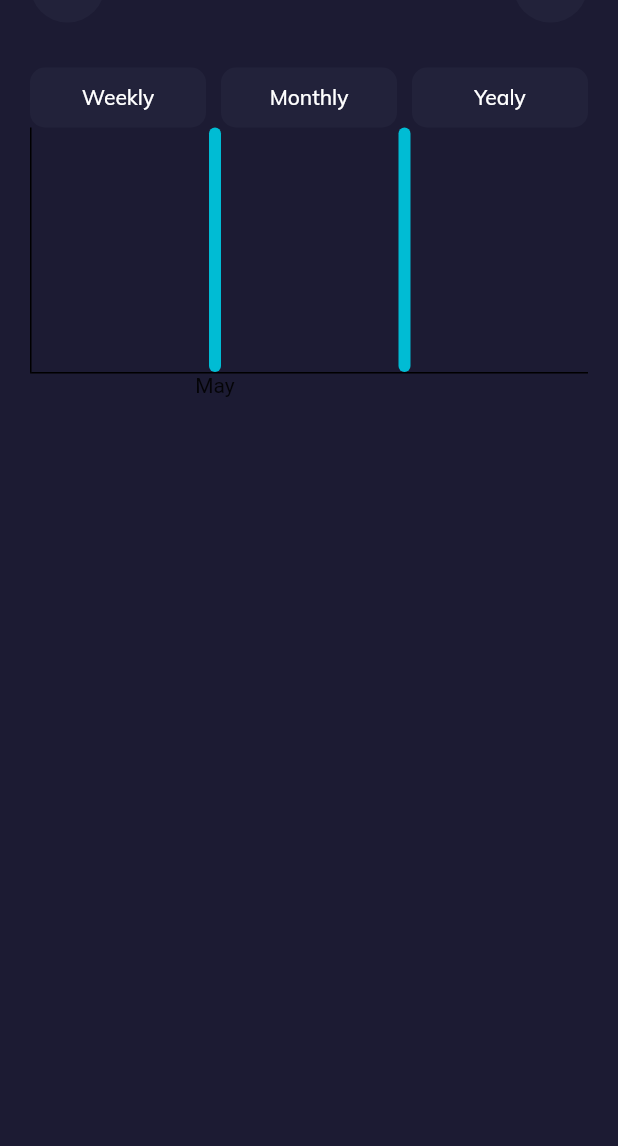
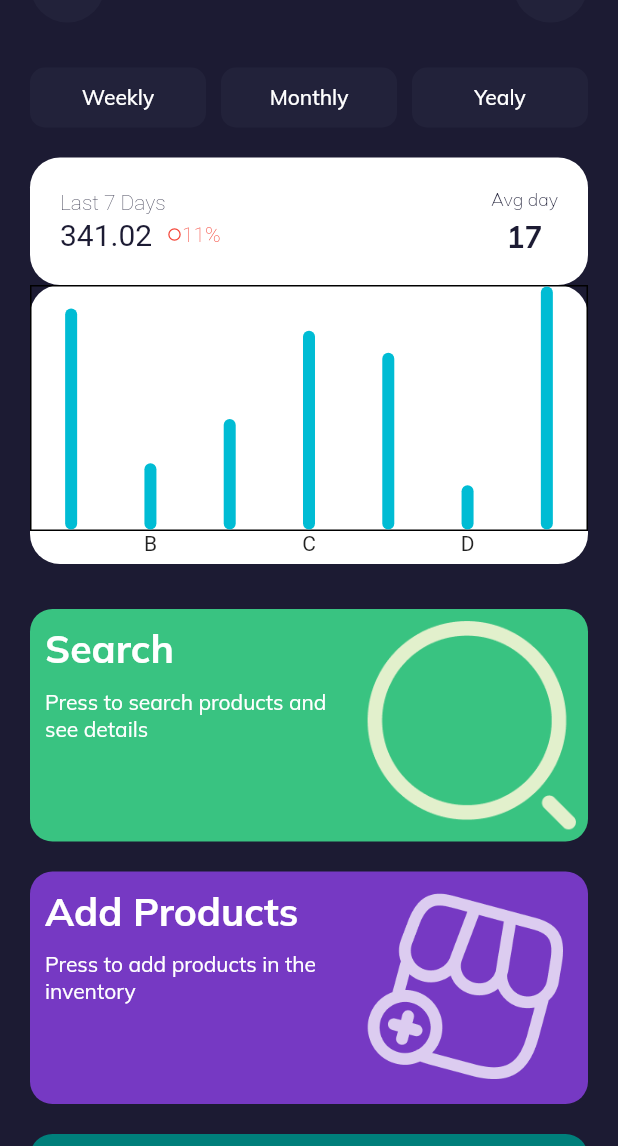
Before and after one commit to raduansm/JKmart, a Flutter app: the HomeScreen screen opened directly, on a phone screen of 412 x 824 dp, the part 90-1236 px from its top. Run offline on Flutter 3.47's test engine with Material 2 defaults, Android fonts, the phone set to English and light mode, and no system bars; drawn by our look-alikes of fl_chart, getwidget; our stand-ins replace chopper, equatable, font_awesome_flutter, get, get_it, google_fonts and 3 more; accounts and stored records are empty; generated files the repository leaves out were written again; project files that could hold a hidden picture were left out.

Commit message:
graph and upper

```diff
--- a/lib/controllers/home_controller.dart
+++ b/lib/controllers/home_controller.dart
@@ -6,7 +6,15 @@ import 'package:jkmart/screens/home/widgets/pricepoint.dart';
 class HomeController extends GetxController {
   final scaffoldKey = GlobalKey<ScaffoldState>();
 
-  List<PricePoint> points = [PricePoint(x: 4, y: 10), PricePoint(x: 5, y: 10)];
+  List<PricePoint> points = [
+    PricePoint(x: 1, y: 10),
+    PricePoint(x: 2, y: 3),
+    PricePoint(x: 3, y: 5),
+    PricePoint(x: 4, y: 9),
+    PricePoint(x: 5, y: 8),
+    PricePoint(x: 6, y: 2),
+    PricePoint(x: 7, y: 11),
+  ];
 
   List<BarChartGroupData> chartGroups() {
     return points
@@ -20,23 +28,47 @@ class HomeController extends GetxController {
         getTitlesWidget: (value, meta) {
           String text = '';
           switch (value.toInt()) {
+            // case 0:
+            //   text = 'Saturday';
+            //   break;
+            // case 2:
+            //   text = 'Sunday';
+            //   break;
+            // case 4:
+            //   text = 'Monday';
+            //   break;
+            // case 6:
+            //   text = 'Tuesday';
+            //   break;
+            // case 8:
+            //   text = 'Wednesday';
+            //   break;
+            // case 10:
+            //   text = 'Thursday';
+            //   break;
+            // case 11:
+            //   text = 'Friday';
+            //   break;
             case 0:
-              text = 'Saturday';
+              text = 'A';
               break;
             case 2:
-              text = 'Mar';
+              text = 'B';
               break;
             case 4:
-              text = 'May';
+              text = 'C';
               break;
             case 6:
-              text = 'Jul';
+              text = 'D';
               break;
             case 8:
-              text = 'Sep';
+              text = 'E';
               break;
             case 10:
-              text = 'Nov';
+              text = 'F';
+              break;
+            case 11:
+              text = 'G';
               break;
           }
 
--- a/lib/screens/auth/sign_in_screen.dart
+++ b/lib/screens/auth/sign_in_screen.dart
@@ -5,7 +5,7 @@ import 'package:jkmart/controllers/auth_controller.dart';
 import 'package:jkmart/core/utils/colors.dart';
 import 'package:jkmart/core/widgets/global_bottom_button.dart';
 import 'package:jkmart/core/widgets/global_text_field.dart';
-import 'package:jkmart/screens/home/home_screen.dart';
+import 'package:jkmart/screens/home/pages/home_screen.dart';
 import 'package:lottie/lottie.dart';
 
 class SignInScreen extends GetView<AuthController> {
--- a/lib/screens/home/pages/home_screen.dart
+++ b/lib/screens/home/pages/home_screen.dart
@@ -9,6 +9,7 @@ import 'package:jkmart/core/utils/colors.dart';
 import 'package:jkmart/core/widgets/global_bottom_button.dart';
 import 'package:jkmart/screens/home/widgets/appdrawer.dart';
 import 'package:jkmart/screens/home/widgets/drawer_data.dart';
+import 'package:jkmart/screens/home/widgets/inventory_home_body.dart';
 
 class HomeScreen extends GetView<HomeController> {
   const HomeScreen({Key? key}) : super(key: key);
@@ -82,18 +83,99 @@ class HomeScreen extends GetView<HomeController> {
                 )
               ],
             ),
-            AspectRatio(
+            const SizedBox(
+              height: 20,
+            ),
+            Container(
+                padding: const EdgeInsets.all(20),
+                decoration: BoxDecoration(
+                  color: Colors.white,
+                  borderRadius: BorderRadius.circular(20),
+                ),
+                child: Row(
+                  children: [
+                    Column(
+                      crossAxisAlignment: CrossAxisAlignment.start,
+                      children: [
+                        const Text(
+                          'Last 7 Days',
+                          style: TextStyle(
+                              color: CustomColor.secondaryColor,
+                              fontSize: 14,
+                              fontWeight: FontWeight.w200),
+                        ),
+                        const SizedBox(
+                          height: 2,
+                        ),
+                        Row(
+                          children: const [
+                            Text(
+                              '341.02',
+                              style: TextStyle(
+                                  color: CustomColor.primaryColor,
+                                  fontSize: 20,
+                                  fontWeight: FontWeight.w400),
+                            ),
+                            SizedBox(
+                              width: 10,
+                            ),
+                            Icon(
+                              Icons.circle_outlined,
+                              color: Colors.red,
+                              size: 10,
+                            ),
+                            Text(
+                              "11%",
+                              style: TextStyle(
+                                  color: Colors.red,
+                                  fontSize: 14,
+                                  fontWeight: FontWeight.w200),
+                            ),
+                          ],
+                        ),
+                      ],
+                    ),
+                    const Spacer(),
+                    Row(
+                      children: [
+                        Column(
+                          children: [
+                            Text("Avg day",
+                                style: Get.textTheme.bodyText1!.copyWith(
+                                    color: CustomColor.secondaryColor,
+                                    fontSize: 12,
+                                    fontWeight: FontWeight.w100)),
+                            const SizedBox(height: 5),
+                            Text("17",
+                                style: Get.textTheme.bodyText1!.copyWith(
+                                    color: CustomColor.primaryColor,
+                                    fontSize: 20,
+                                    fontWeight: FontWeight.bold)),
+                          ],
+                        ),
+                      ],
+                    )
+                  ],
+                )),
+            Container(
+              decoration: const BoxDecoration(
+                color: Colors.white,
+                borderRadius: BorderRadius.all(Radius.circular(20)),
+              ),
+              child: AspectRatio(
                 aspectRatio: 2,
                 child: BarChart(
                   BarChartData(
+                    alignment: BarChartAlignment.spaceAround,
                     barGroups: controller.chartGroups(),
-                  borderData: FlBorderData(
-                      border: const Border(
-                          bottom: BorderSide(), left: BorderSide())),
                     gridData: FlGridData(show: false),
+                    barTouchData: BarTouchData(
+                      enabled: true,
+                    ),
                     titlesData: FlTitlesData(
-                    bottomTitles:
-                        AxisTitles(sideTitles: controller.bottomTitles),
+                      bottomTitles: AxisTitles(
+                        sideTitles: controller.bottomTitles,
+                      ),
                       leftTitles:
                           AxisTitles(sideTitles: SideTitles(showTitles: false)),
                       topTitles:
@@ -103,7 +185,9 @@ class HomeScreen extends GetView<HomeController> {
                     ),
                   ),
                 ),
-            )
+              ),
+            ),
+            const InventoryHomeBody(),
           ],
         ),
       ),
```
Lines whose indentation alone changed are shown as unchanged.
